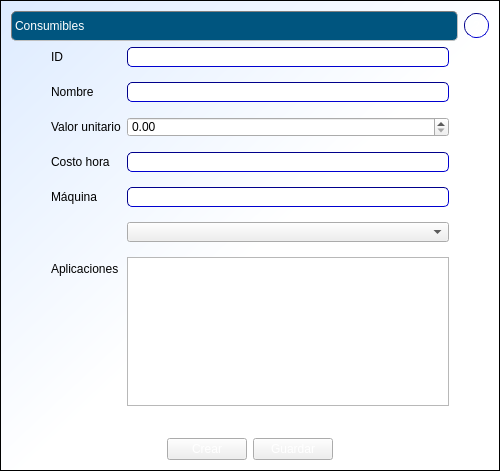
Before: the Qt Designer form cosmec/formularioconsumibles.ui in Exxu/cosmec-si, drawn with Qt 5.
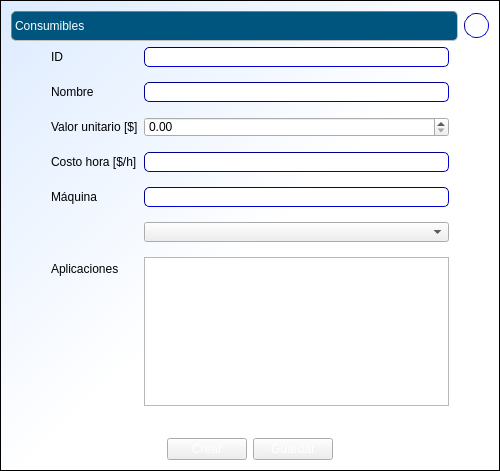
After: the same form once the commit is applied. Icons and pictures are not drawn.

```diff
--- a/cosmec/formularioconsumibles.ui
+++ b/cosmec/formularioconsumibles.ui
@@ -178,7 +178,7 @@
        <item row="2" column="0">
         <widget class="QLabel" name="label_4">
          <property name="text">
-          <string>Valor unitario</string>
+          <string>Valor unitario [$]</string>
          </property>
         </widget>
        </item>
@@ -198,7 +198,7 @@
        <item row="3" column="0">
         <widget class="QLabel" name="label_6">
          <property name="text">
-          <string>Costo hora</string>
+          <string>Costo hora [$/h]</string>
          </property>
         </widget>
        </item>
```
